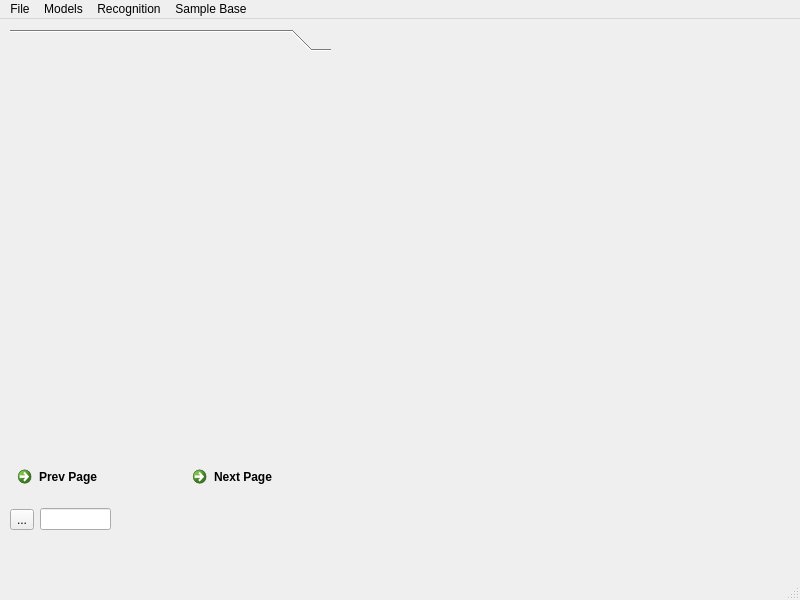
First picture: the form in windows/MainWindow.ui, repository Erucolindo96/Native-Speaker, before the edit.
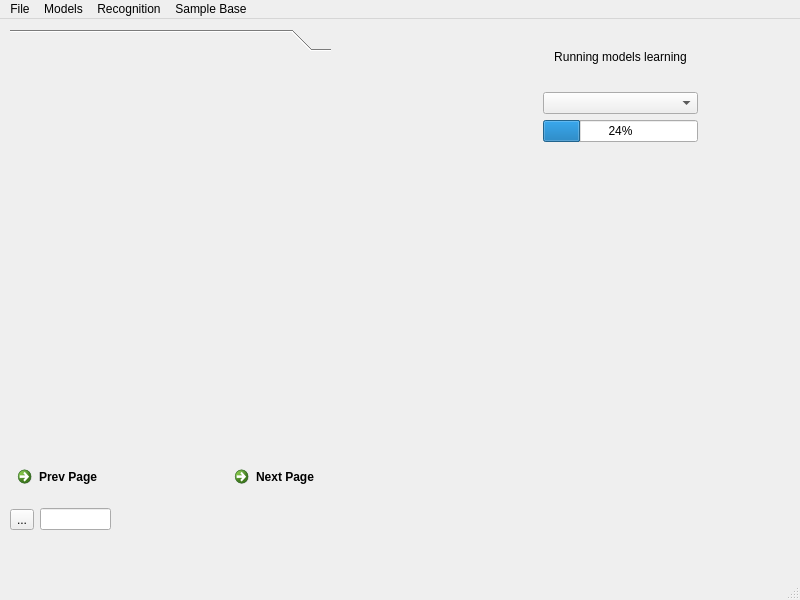
Second picture: the form after the edit.

The edit to the form file:
```diff
--- a/windows/MainWindow.ui
+++ b/windows/MainWindow.ui
@@ -19,8 +19,8 @@
      <rect>
       <x>10</x>
       <y>440</y>
-      <width>344</width>
-      <height>41</height>
+      <width>428</width>
+      <height>80</height>
      </rect>
     </property>
     <layout class="QHBoxLayout" name="horizontalLayout">
@@ -98,6 +98,38 @@
      </attribute>
     </widget>
    </widget>
+   <widget class="QWidget" name="gridLayoutWidget">
+    <property name="geometry">
+     <rect>
+      <x>460</x>
+      <y>8</y>
+      <width>321</width>
+      <height>115</height>
+     </rect>
+    </property>
+    <layout class="QGridLayout" name="gridLayout_learning_models">
+     <item row="0" column="0" colspan="4">
+      <widget class="QLabel" name="label_learning_models">
+       <property name="text">
+        <string>Running models learning</string>
+       </property>
+       <property name="alignment">
+        <set>Qt::AlignCenter</set>
+       </property>
+      </widget>
+     </item>
+     <item row="1" column="1" colspan="2">
+      <widget class="QComboBox" name="comboBox_learning_models"/>
+     </item>
+     <item row="2" column="1" colspan="2">
+      <widget class="QProgressBar" name="progressBar">
+       <property name="value">
+        <number>24</number>
+       </property>
+      </widget>
+     </item>
+    </layout>
+   </widget>
   </widget>
   <widget class="QMenuBar" name="menubar">
    <property name="geometry">
```
